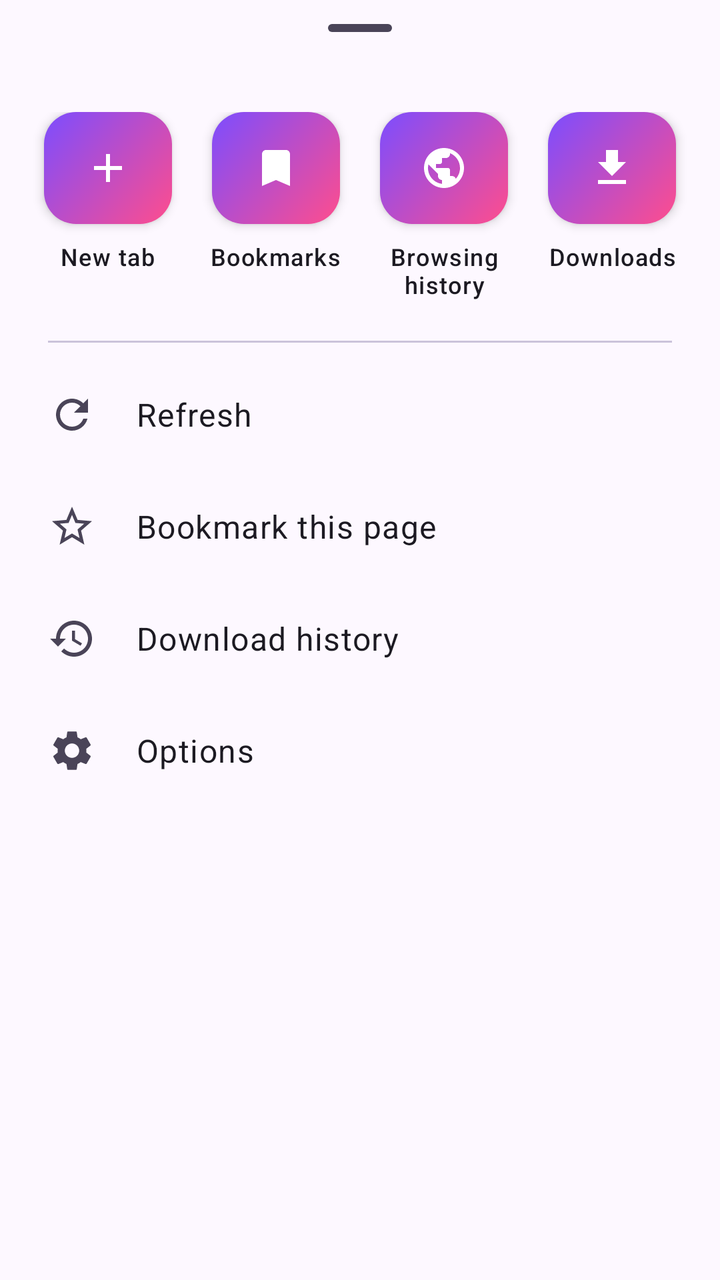
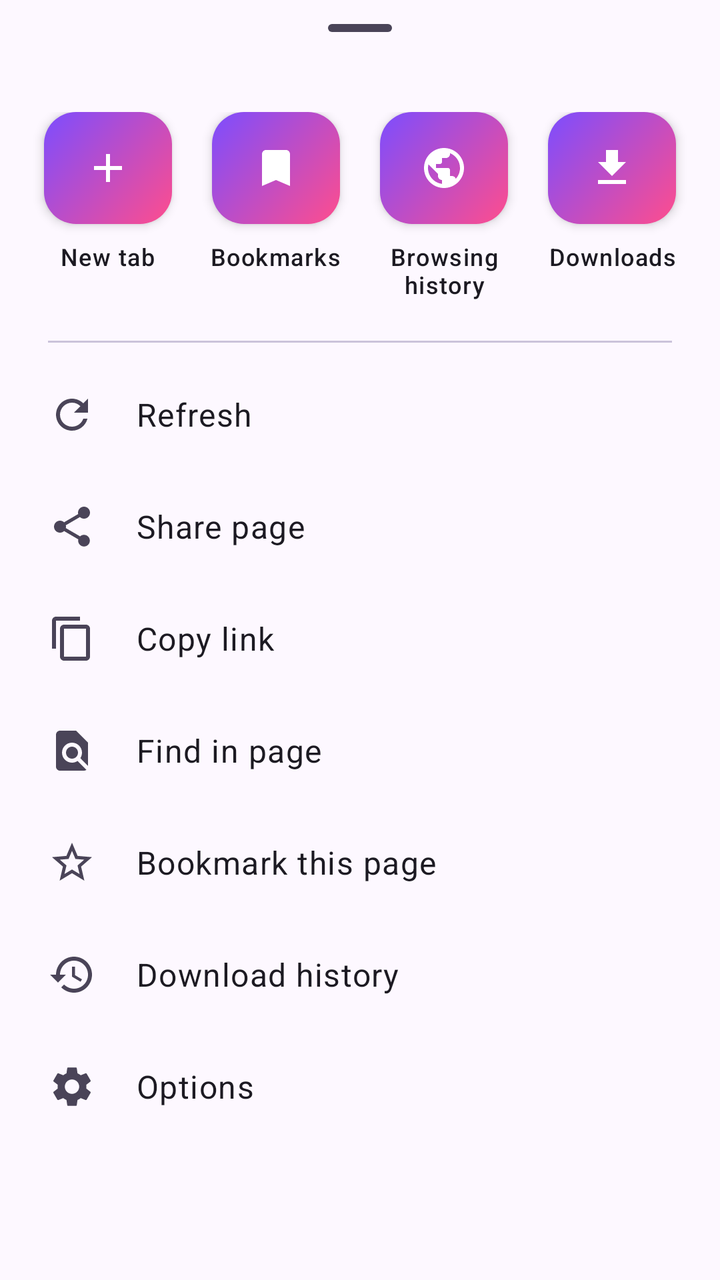

Before-and-after screenshots of an Android layout around one commit, followed by the original layout XML and the change that was made.
<!-- AndroidManifest.xml: application theme Theme.VideoDownloader -->
<!-- res/layout/sheet_menu.xml -->
<?xml version="1.0" encoding="utf-8"?>
<androidx.core.widget.NestedScrollView xmlns:android="http://schemas.android.com/apk/res/android"
    xmlns:app="http://schemas.android.com/apk/res-auto"
    android:layout_width="match_parent"
    android:layout_height="wrap_content"
    android:overScrollMode="never">

    <LinearLayout
        android:layout_width="match_parent"
        android:layout_height="wrap_content"
        android:orientation="vertical"
        android:paddingBottom="12dp">

        <com.google.android.material.bottomsheet.BottomSheetDragHandleView
            android:layout_width="match_parent"
            android:layout_height="wrap_content" />

        
        <LinearLayout
            android:layout_width="match_parent"
            android:layout_height="wrap_content"
            android:orientation="horizontal"
            android:paddingHorizontal="12dp"
            android:paddingBottom="12dp">

            <LinearLayout
                android:id="@+id/menuNewTab"
                style="@style/MenuTile">

                <ImageView
                    style="@style/MenuTileIcon"
                    android:src="@drawable/ic_add" />

                <TextView
                    style="@style/MenuTileLabel"
                    android:text="@string/menu_new_tab" />
            </LinearLayout>

            <LinearLayout
                android:id="@+id/menuBookmarks"
                style="@style/MenuTile">

                <ImageView
                    style="@style/MenuTileIcon"
                    android:src="@drawable/ic_bookmarks" />

                <TextView
                    style="@style/MenuTileLabel"
                    android:text="@string/bookmarks" />
            </LinearLayout>

            <LinearLayout
                android:id="@+id/menuHistoryPages"
                style="@style/MenuTile">

                <ImageView
                    style="@style/MenuTileIcon"
                    android:src="@drawable/ic_public" />

                <TextView
                    style="@style/MenuTileLabel"
                    android:text="@string/menu_history_pages" />
            </LinearLayout>

            <LinearLayout
                android:id="@+id/menuDownloads"
                style="@style/MenuTile">

                <ImageView
                    style="@style/MenuTileIcon"
                    android:src="@drawable/ic_download" />

                <TextView
                    style="@style/MenuTileLabel"
                    android:text="@string/downloads" />
            </LinearLayout>
        </LinearLayout>

        <com.google.android.material.divider.MaterialDivider
            android:layout_width="match_parent"
            android:layout_height="wrap_content"
            android:layout_marginHorizontal="24dp"
            android:layout_marginBottom="8dp" />

        <LinearLayout
            android:id="@+id/menuRefresh"
            style="@style/ListRow.Compact"
            android:paddingStart="24dp">

            <ImageView
                style="@style/MenuRowIcon"
                android:src="@drawable/ic_refresh" />

            <TextView
                style="@style/ListTitle"
                android:text="@string/menu_refresh" />
        </LinearLayout>

        <LinearLayout
            android:id="@+id/menuBookmarkAdd"
            style="@style/ListRow.Compact"
            android:paddingStart="24dp">

            <ImageView
                android:id="@+id/menuBookmarkAddIcon"
                style="@style/MenuRowIcon"
                android:src="@drawable/ic_star_border" />

            <TextView
                style="@style/ListTitle"
                android:text="@string/menu_bookmark_add" />
        </LinearLayout>

        <LinearLayout
            android:id="@+id/menuHistory"
            style="@style/ListRow.Compact"
            android:paddingStart="24dp">

            <ImageView
                style="@style/MenuRowIcon"
                android:src="@drawable/ic_history" />

            <TextView
                style="@style/ListTitle"
                android:text="@string/menu_history" />
        </LinearLayout>

        <LinearLayout
            android:id="@+id/menuOptions"
            style="@style/ListRow.Compact"
            android:paddingStart="24dp">

            <ImageView
                style="@style/MenuRowIcon"
                android:src="@drawable/ic_settings" />

            <TextView
                style="@style/ListTitle"
                android:text="@string/menu_options" />
        </LinearLayout>
    </LinearLayout>
</androidx.core.widget.NestedScrollView>
<!-- resources referenced by this layout -->
<resources>
  <string name="bookmarks">Bookmarks</string>
  <string name="downloads">Downloads</string>
  <string name="menu_history">Download history</string>
  <string name="menu_new_tab">New tab</string>
  <string name="menu_options">Options</string>
  <string name="menu_refresh">Refresh</string>
  <color name="md_primary">#6D3BFF</color>
  <color name="md_on_primary">#FFFFFF</color>
  <color name="md_primary_container">#EADDFF</color>
  <color name="md_on_primary_container">#22005D</color>
  <color name="md_secondary">#625B71</color>
  <color name="md_on_secondary">#FFFFFF</color>
  <color name="md_secondary_container">#EDE4FF</color>
  <color name="md_on_secondary_container">#2A1A5E</color>
  <color name="md_tertiary">#E9407A</color>
  <color name="md_on_tertiary">#FFFFFF</color>
  <color name="md_tertiary_container">#FFD9E3</color>
  <color name="md_on_tertiary_container">#3E001D</color>
  <color name="md_error">#BA1A1A</color>
  <color name="md_on_error">#FFFFFF</color>
  <color name="md_error_container">#FFDAD6</color>
  <color name="md_on_error_container">#410002</color>
  <color name="md_background">#FDF8FF</color>
  <color name="md_on_background">#1C1A22</color>
  <color name="md_surface">#FDF8FF</color>
  <color name="md_on_surface">#1C1A22</color>
  <color name="md_surface_variant">#E7E0F0</color>
  <color name="md_on_surface_variant">#4A4458</color>
  <color name="md_outline">#7A7489</color>
  <color name="md_outline_variant">#CBC3DA</color>
  <color name="md_surface_container_low">#F8F1FF</color>
  <color name="md_surface_container">#F3ECFC</color>
  <color name="md_surface_container_high">#EFE7F9</color>
  <color name="md_inverse_surface">#312E38</color>
  <color name="md_inverse_on_surface">#F5EFF8</color>
  <color name="md_inverse_primary">#CDBDFF</color>
  <color name="brand_gradient_start">#7C4DFF</color>
  <color name="brand_gradient_end">#FF4D8D</color>
  <!-- unchanged entries left out for length: 24 -->
</resources>

<!-- the commit's change to res/layout/sheet_menu.xml (unified diff, before → after) -->
@@ -97,6 +97,48 @@
         </LinearLayout>
 
         <LinearLayout
+            android:id="@+id/menuShare"
+            style="@style/ListRow.Compact"
+            android:paddingStart="24dp">
+
+            <ImageView
+                style="@style/MenuRowIcon"
+                android:src="@drawable/ic_share" />
+
+            <TextView
+                style="@style/ListTitle"
+                android:text="@string/share_page" />
+        </LinearLayout>
+
+        <LinearLayout
+            android:id="@+id/menuCopyLink"
+            style="@style/ListRow.Compact"
+            android:paddingStart="24dp">
+
+            <ImageView
+                style="@style/MenuRowIcon"
+                android:src="@drawable/ic_content_copy" />
+
+            <TextView
+                style="@style/ListTitle"
+                android:text="@string/copy_link" />
+        </LinearLayout>
+
+        <LinearLayout
+            android:id="@+id/menuFind"
+            style="@style/ListRow.Compact"
+            android:paddingStart="24dp">
+
+            <ImageView
+                style="@style/MenuRowIcon"
+                android:src="@drawable/ic_find_in_page" />
+
+            <TextView
+                style="@style/ListTitle"
+                android:text="@string/find_in_page" />
+        </LinearLayout>
+
+        <LinearLayout
             android:id="@+id/menuBookmarkAdd"
             style="@style/ListRow.Compact"
             android:paddingStart="24dp">
<!-- resource entries referenced after the edit -->
@@ -1,11 +1,37 @@
 <!-- resources referenced by this layout -->
 <resources>
+  <!-- drawable ic_content_copy (drawable) -->
+  <vector xmlns:android="http://schemas.android.com/apk/res/android"
+      android:width="24dp" android:height="24dp" android:viewportWidth="24" android:viewportHeight="24"
+      android:tint="?attr/colorControlNormal">
+      <path android:fillColor="@android:color/white"
+          android:pathData="M16,1L4,1c-1.1,0 -2,0.9 -2,2v14h2L4,3h12L16,1zM19,5L8,5c-1.1,0 -2,0.9 -2,2v14c0,1.1 0.9,2 2,2h11c1.1,0 2,-0.9 2,-2L21,7c0,-1.1 -0.9,-2 -2,-2zM19,21L8,21L8,7h11v14z" />
+  </vector>
+  <!-- drawable ic_find_in_page (drawable) -->
+  <vector xmlns:android="http://schemas.android.com/apk/res/android"
+      android:width="24dp" android:height="24dp"
+      android:viewportWidth="24" android:viewportHeight="24"
+      android:tint="?attr/colorControlNormal">
+      <path android:fillColor="@android:color/white"
+          android:pathData="M20,19.59V8l-6,-6H6c-1.1,0 -1.99,0.9 -1.99,2L4,20c0,1.1 0.89,2 1.99,2H18c0.45,0 0.85,-0.15 1.19,-0.4l-4.43,-4.43c-0.8,0.52 -1.74,0.83 -2.76,0.83 -2.76,0 -5,-2.24 -5,-5s2.24,-5 5,-5 5,2.24 5,5c0,1.02 -0.31,1.96 -0.83,2.75L20,19.59zM9,13c0,1.66 1.34,3 3,3s3,-1.34 3,-3 -1.34,-3 -3,-3 -3,1.34 -3,3z" />
+  </vector>
+  <!-- drawable ic_share (drawable) -->
+  <vector xmlns:android="http://schemas.android.com/apk/res/android"
+      android:width="24dp" android:height="24dp"
+      android:viewportWidth="24" android:viewportHeight="24"
+      android:tint="?attr/colorControlNormal">
+      <path android:fillColor="@android:color/white"
+          android:pathData="M18,16.08c-0.76,0 -1.44,0.3 -1.96,0.77L8.91,12.7c0.05,-0.23 0.09,-0.46 0.09,-0.7s-0.04,-0.47 -0.09,-0.7l7.05,-4.11c0.54,0.5 1.25,0.81 2.04,0.81 1.66,0 3,-1.34 3,-3s-1.34,-3 -3,-3 -3,1.34 -3,3c0,0.24 0.04,0.47 0.09,0.7L8.04,9.81C7.5,9.31 6.79,9 6,9c-1.66,0 -3,1.34 -3,3s1.34,3 3,3c0.79,0 1.5,-0.31 2.04,-0.81l7.12,4.16c-0.05,0.21 -0.08,0.43 -0.08,0.65 0,1.61 1.31,2.92 2.92,2.92 1.61,0 2.92,-1.31 2.92,-2.92s-1.31,-2.92 -2.92,-2.92z" />
+  </vector>
   <string name="bookmarks">Bookmarks</string>
+  <string name="copy_link">Copy link</string>
   <string name="downloads">Downloads</string>
+  <string name="find_in_page">Find in page</string>
   <string name="menu_history">Download history</string>
   <string name="menu_new_tab">New tab</string>
   <string name="menu_options">Options</string>
   <string name="menu_refresh">Refresh</string>
+  <string name="share_page">Share page</string>
   <color name="md_primary">#6D3BFF</color>
   <color name="md_on_primary">#FFFFFF</color>
   <color name="md_primary_container">#EADDFF</color>
